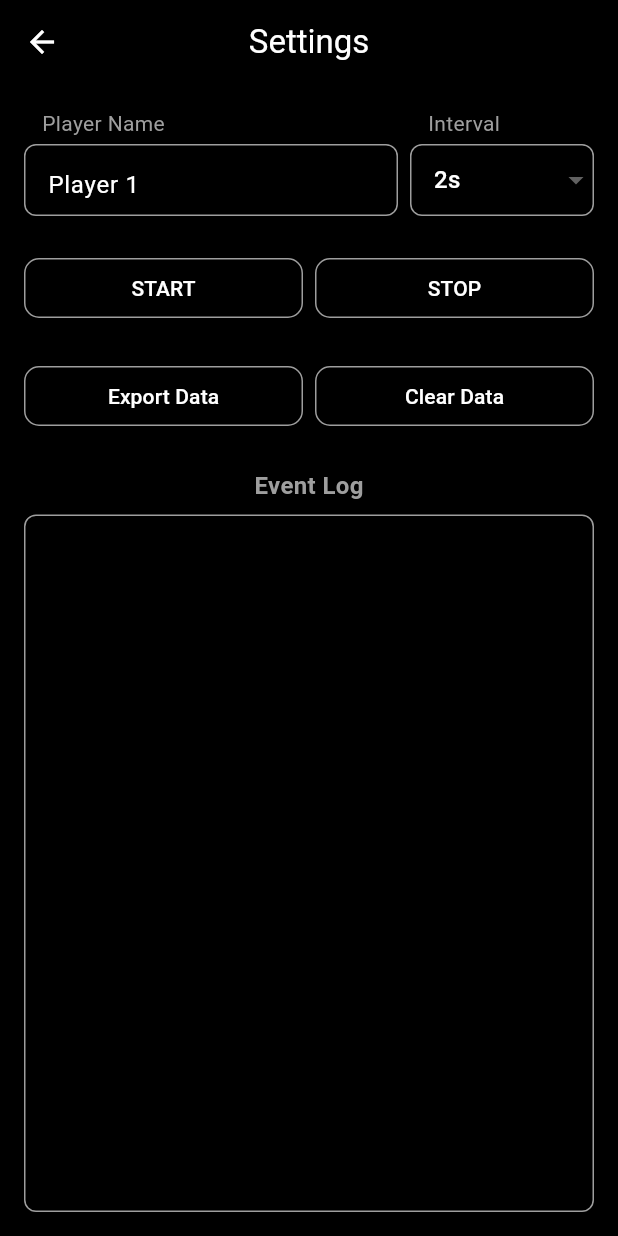
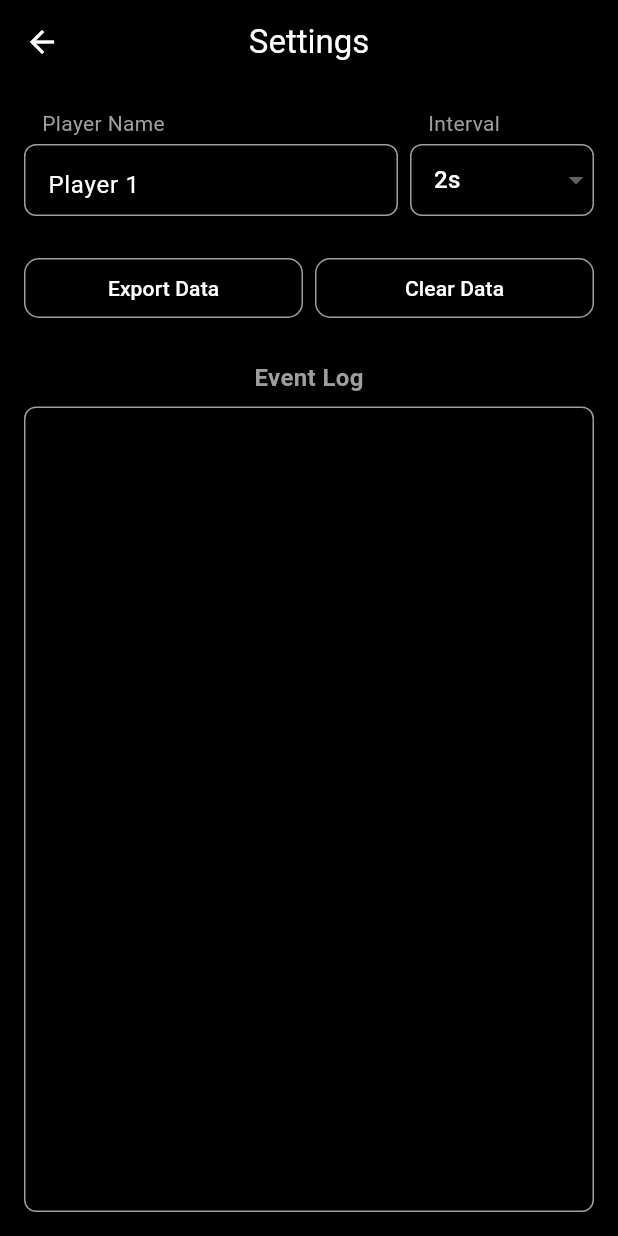
Before and after one commit to xmbn/Airsoft-Telemetry, a Flutter app: the screen it shows after launch, after a tap on the "settings" icon, on a phone screen of 412 x 824 dp. Run offline on Flutter 3.47's test engine with Material 3 defaults, Android fonts, the phone set to English and light mode, and no system bars.

Commit message:
refactor: enhance layout structure in HomeScreen and remove unused session controls in SettingsScreen

```diff
--- a/lib/screens/home_screen.dart
+++ b/lib/screens/home_screen.dart
@@ -28,6 +28,8 @@ class _HomeScreenState extends State<HomeScreen> {
     return Scaffold(
       backgroundColor: Colors.black,
       resizeToAvoidBottomInset: false,
+      extendBody: false,
+      extendBodyBehindAppBar: false,
       appBar: AppBar(
         backgroundColor: Colors.black,
         title: Text(AppConfig.appTitle, style: TextStyle(color: Colors.white)),
@@ -47,6 +49,7 @@ class _HomeScreenState extends State<HomeScreen> {
       body: Container(
         padding: EdgeInsets.all(AppConfig.standardPadding),
         color: Colors.black,
+        child: SafeArea(
           child: Column(
             children: [
               // Start button
@@ -137,6 +140,7 @@ class _HomeScreenState extends State<HomeScreen> {
             ],
           ),
         ),
+      ),
     );
   }
 }
--- a/lib/screens/settings_screen.dart
+++ b/lib/screens/settings_screen.dart
@@ -132,40 +132,6 @@ class _SettingsScreenState extends State<SettingsScreen> {
             ),
             SizedBox(height: AppConfig.extraLargePadding),
 
-            // Session controls
-            Row(
-              children: [
-                Expanded(
-                  child: OutlinedButton(
-                    onPressed: () {},
-                    style: OutlinedButton.styleFrom(
-                        side: BorderSide(color: Colors.grey),
-                        shape: RoundedRectangleBorder(
-                          borderRadius: BorderRadius.circular(AppConfig.buttonBorderRadius),
-                        )),
-                    child: Text(
-                        _isTracking
-                            ? (_isPaused ? AppConfig.resumeLabel : AppConfig.pauseLabel)
-                            : AppConfig.startLabel,
-                        style: TextStyle(color: Colors.white)),
-                  ),
-                ),
-                SizedBox(width: AppConfig.mediumPadding),
-                Expanded(
-                  child: OutlinedButton(
-                    onPressed: () {},
-                    style: OutlinedButton.styleFrom(
-                        side: BorderSide(color: Colors.grey),
-                        shape: RoundedRectangleBorder(
-                          borderRadius: BorderRadius.circular(AppConfig.buttonBorderRadius),
-                        )),
-                    child: Text(AppConfig.stopLabel, style: TextStyle(color: Colors.white)),
-                  ),
-                ),
-              ],
-            ),
-            SizedBox(height: AppConfig.extraLargePadding),
-
             // Export and clear
             Row(
               children: [
```
Lines whose indentation alone changed are shown as unchanged.
